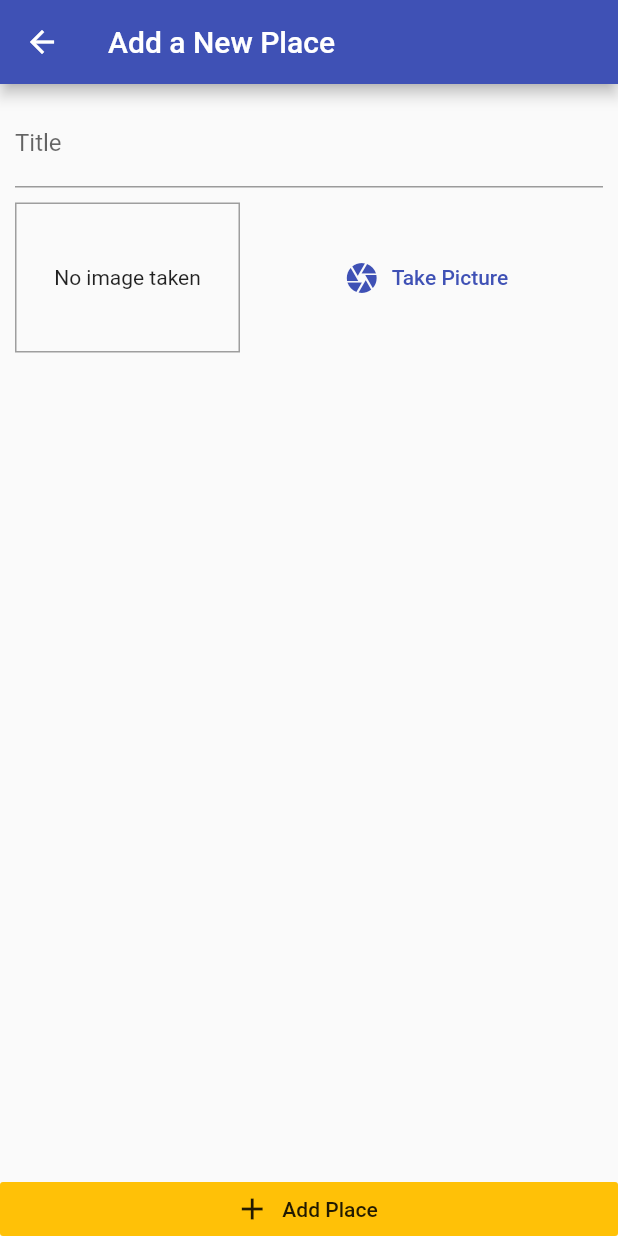
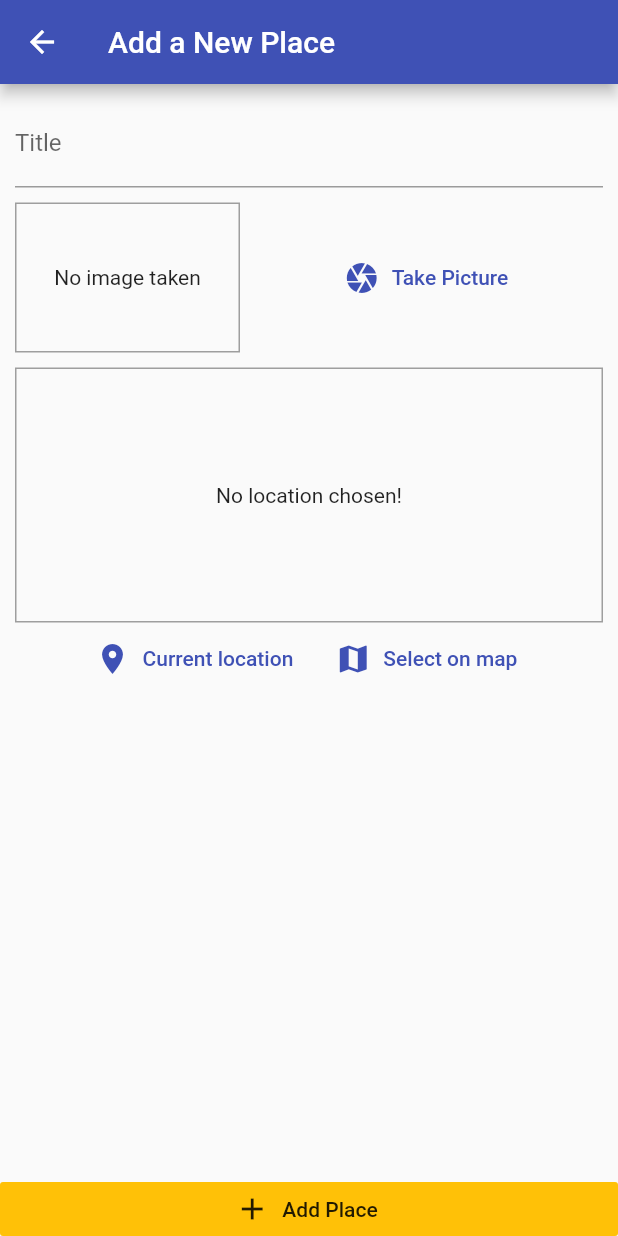
Before and after one commit to soumyadeep6845/Venue-Deck, a Flutter app: the AddPlaceScreen screen opened by its route, on a phone screen of 412 x 824 dp. Run offline on Flutter 3.47's test engine with Material 2 defaults, Android fonts, the phone set to English and light mode, and no system bars; our stand-ins replace image_picker, sqflite; accounts and stored records are empty.

Commit message:
Optimized add location screen

```diff
--- a/lib/screens/add_place_screen.dart
+++ b/lib/screens/add_place_screen.dart
@@ -4,6 +4,7 @@ import 'package:flutter/material.dart';
 import 'package:provider/provider.dart';
 
 import '../widgets/image_input.dart';
+import '../widgets/location_input.dart';
 import '../providers/great_places.dart';
 
 class AddPlaceScreen extends StatefulWidget {
@@ -53,6 +54,8 @@ class _AddPlaceScreenState extends State<AddPlaceScreen> {
                       height: 10,
                     ),
                     ImageInput(_selectImage),
+                    const SizedBox(height: 10,),
+                    LocationInput(),
                   ],
                 ),
               ),
--- /dev/null
+++ b/lib/widgets/location_input.dart
@@ -0,0 +1,57 @@
+import 'package:flutter/material.dart';
+
+class LocationInput extends StatefulWidget {
+  @override
+  _LocationInputState createState() => _LocationInputState();
+}
+
+class _LocationInputState extends State<LocationInput> {
+  String? _previewImageUrl;
+
+  @override
+  Widget build(BuildContext context) {
+    return Column(
+      children: [
+        Container(
+          height: 170,
+          width: double.infinity,
+          alignment: Alignment.center,
+          decoration: BoxDecoration(
+            border: Border.all(width: 1, color: Colors.grey),
+          ),
+          child: _previewImageUrl == null
+              ? const Text(
+                  'No location chosen!',
+                  textAlign: TextAlign.center,
+                )
+              : Image.network(
+                  _previewImageUrl.toString(),
+                  fit: BoxFit.cover,
+                  width: double.infinity,
+                ),
+        ),
+        Row(
+          mainAxisAlignment: MainAxisAlignment.center,
+          children: [
+            FlatButton.icon(
+              icon: const Icon(
+                Icons.location_on,
+              ),
+              label: const Text('Current location'),
+              textColor: Theme.of(context).primaryColor,
+              onPressed: () {},
+            ),
+            FlatButton.icon(
+              icon: const Icon(
+                Icons.map,
+              ),
+              label: const Text('Select on map'),
+              textColor: Theme.of(context).primaryColor,
+              onPressed: () {},
+            ),
+          ],
+        ),
+      ],
+    );
+  }
+}
--- a/pubspec.yaml
+++ b/pubspec.yaml
@@ -34,7 +34,8 @@ dependencies:
   path_provider: ^2.0.8
   path: ^1.8.0
   sqflite: ^2.0.1
-  # image_picker: ^0.6.2+3
+  location: ^4.3.0
+
 
 
   # The following adds the Cupertino Icons font to your application.
```
Also changed, not shown: pubspec.lock, 1 other file.
